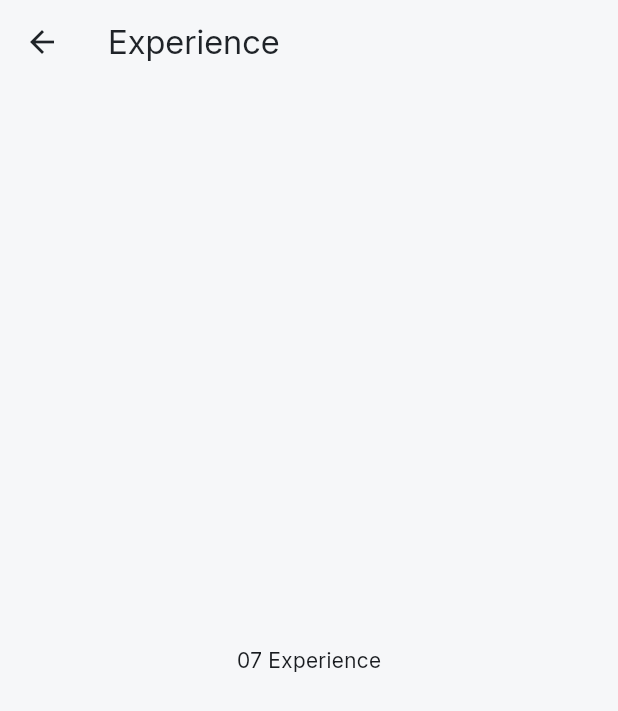
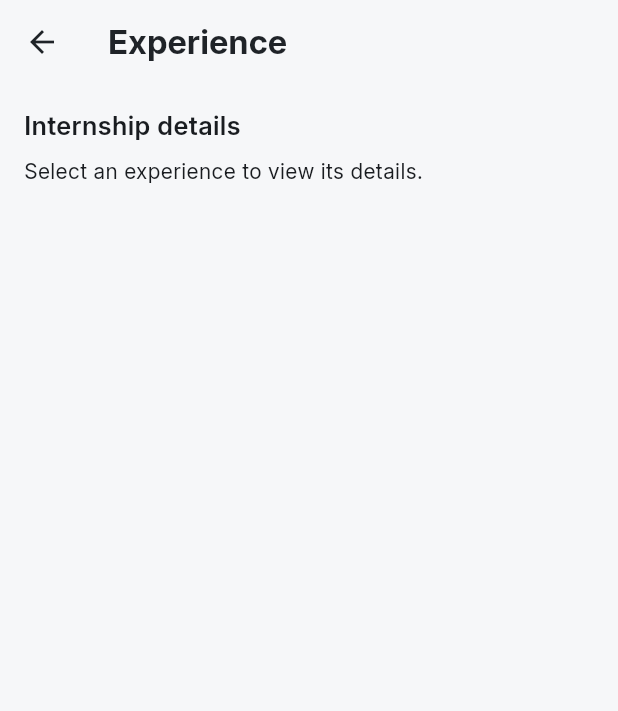
Before and after one commit to AliKaanKoc2/InternInsight, a Flutter app: the ExperienceDetailScreen screen opened by its route, on a phone screen of 412 x 824 dp. Shown: the top 711 px of the screen. Run offline on Flutter 3.47's test engine with Material 3 defaults, Android fonts, the phone set to English and light mode, and no system bars.

Commit message:
Add Experience Detail scaffold and preview navigation

```diff
--- a/lib/screens/experience/experience_detail_screen.dart
+++ b/lib/screens/experience/experience_detail_screen.dart
@@ -1,4 +1,8 @@
 import 'package:flutter/material.dart';
+
+import '../../core/theme/app_colors.dart';
+import '../../core/theme/app_spacing.dart';
+import '../../core/theme/app_text_styles.dart';
 
 class ExperienceDetailScreen extends StatelessWidget {
   const ExperienceDetailScreen({super.key});
@@ -6,8 +10,31 @@ class ExperienceDetailScreen extends StatelessWidget {
   @override
   Widget build(BuildContext context) {
     return Scaffold(
-      appBar: AppBar(title: const Text('Experience')),
-      body: const Center(child: const Text('07 Experience'),),
+      backgroundColor: AppColors.background,
+      appBar: AppBar(
+          title: const Text('Experience',
+          style: AppTextStyles.title
+          ),
+      ),
+      body: SafeArea(
+        child: SingleChildScrollView(
+          padding: AppSpacing.screen,
+          child: Column(
+            crossAxisAlignment: CrossAxisAlignment.start,
+            children: const[
+              Text(
+                'Internship details',
+                 style: AppTextStyles.heading,
+              ),
+              SizedBox(height: AppSpacing.sm),
+              Text(
+                'Select an experience to view its details.',
+                 style: AppTextStyles.body,
+              ),
+            ],
+          )
+        )
+      )
     );
   }
 }
```
Also changed, not shown: lib/screens/home/home_screen.dart (+9 -4 lines).
